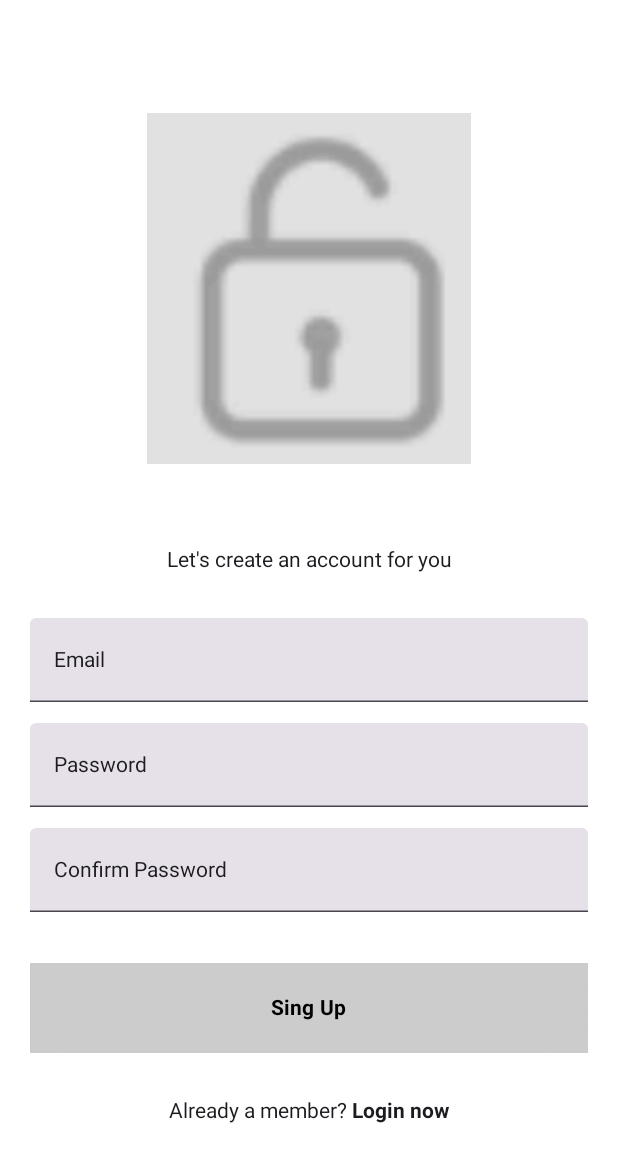
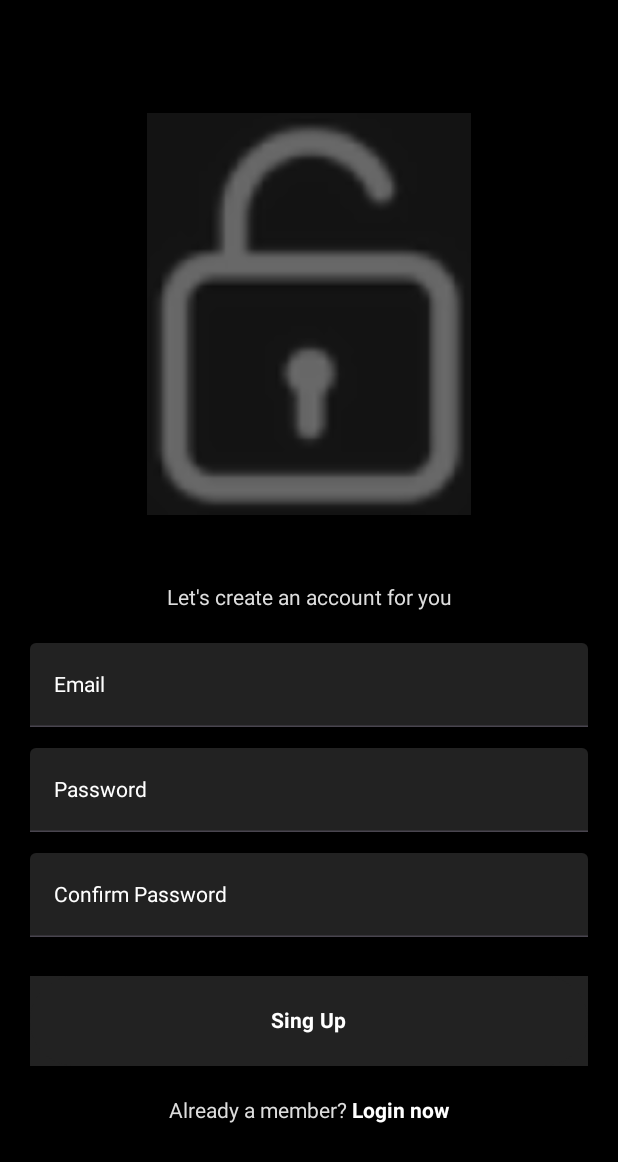
Before and after one commit to jefferson-duarte/Lab1_Mobile_App_1, an Android app built with Jetpack Compose: the screen it shows after launch (MainActivity), on a phone screen of 412 x 824 dp. Shown: the top 1162 px of the screen. Run offline under Robolectric (Android 15) with nearby library versions, the phone set to English and light mode, and no system bars.

Commit message:
Added colors in the TextFields

```diff
--- a/app/src/main/java/com/stu71205/lab1_71205/BSignUp.kt
+++ b/app/src/main/java/com/stu71205/lab1_71205/BSignUp.kt
@@ -16,6 +16,7 @@ import androidx.compose.material3.ButtonDefaults
 import androidx.compose.material3.Surface
 import androidx.compose.material3.Text
 import androidx.compose.material3.TextField
+import androidx.compose.material3.TextFieldDefaults
 import androidx.compose.runtime.Composable
 import androidx.compose.ui.Alignment
 import androidx.compose.ui.Modifier
@@ -72,7 +73,7 @@ fun BSignUp_DataLoginPart(){
             .height(200.dp)
             .fillMaxWidth()
             .padding(start = 20.dp, end = 20.dp)
-            .background(lightBlack)
+            .background(black)
     ) {
         Column (
             horizontalAlignment = Alignment.CenterHorizontally,
@@ -81,6 +82,12 @@ fun BSignUp_DataLoginPart(){
             TextField(
                 value = "Email",
                 onValueChange = {},
+                colors = TextFieldDefaults.colors(
+                    unfocusedContainerColor = lightBlack,
+                    focusedContainerColor = lightBlack,
+                    focusedTextColor = white,
+                    unfocusedTextColor = white,
+                ),
                 modifier = Modifier
                     .fillMaxWidth()
             )
@@ -90,6 +97,12 @@ fun BSignUp_DataLoginPart(){
             TextField(
                 value = "Password",
                 onValueChange = {},
+                colors = TextFieldDefaults.colors(
+                    unfocusedContainerColor = lightBlack,
+                    focusedContainerColor = lightBlack,
+                    focusedTextColor = white,
+                    unfocusedTextColor = white,
+                ),
                 modifier = Modifier
                     .fillMaxWidth()
             )
@@ -99,6 +112,12 @@ fun BSignUp_DataLoginPart(){
             TextField(
                 value = "Confirm Password",
                 onValueChange = {},
+                colors = TextFieldDefaults.colors(
+                    unfocusedContainerColor = lightBlack,
+                    focusedContainerColor = lightBlack,
+                    focusedTextColor = white,
+                    unfocusedTextColor = white,
+                ),
                 modifier = Modifier
                     .fillMaxWidth()
             )
--- a/app/src/main/java/com/stu71205/lab1_71205/MainActivity.kt
+++ b/app/src/main/java/com/stu71205/lab1_71205/MainActivity.kt
@@ -10,9 +10,9 @@ class MainActivity : ComponentActivity() {
         super.onCreate(savedInstanceState)
         setContent {
 //            gLogin() // Light Gray
-            gSignUp() // White
+//            gSignUp() // White
 //            bLogin() // Light Black
-//            BSignUp() // Black
+            BSignUp() // Black
         }
     }
 }
```
Also changed, not shown: app/src/main/java/com/stu71205/lab1_71205/bLogin.kt (+13 -0 lines), app/src/main/java/com/stu71205/lab1_71205/gLogin.kt (+9 -0 lines), app/src/main/java/com/stu71205/lab1_71205/gSignUp.kt (+13 -0 lines).
